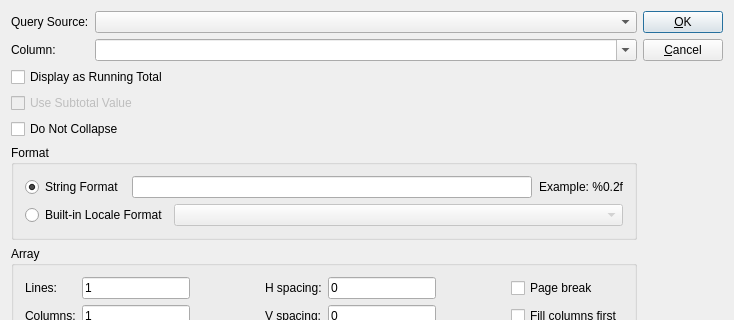
Old version of the form OpenRPT/wrtembed/fieldeditor.ui in the repository mmicr001/openrpt; both pictures show x 0 to 734 and y 0 to 320 of the 734 by 760 pixel window.
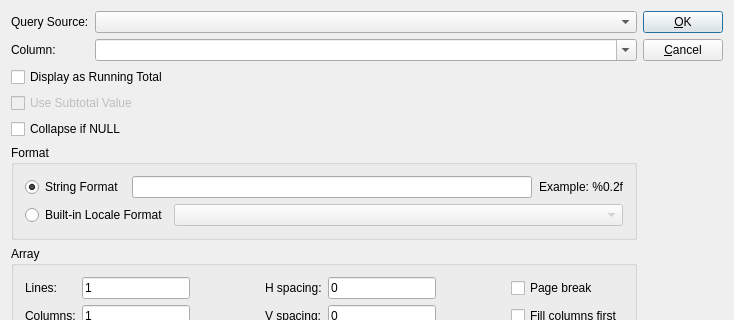
New version of the form. Custom widgets are drawn as their Qt base class.

Patch:
```diff
--- a/OpenRPT/wrtembed/fieldeditor.ui
+++ b/OpenRPT/wrtembed/fieldeditor.ui
@@ -120,7 +120,7 @@
         <string>&lt;html&gt;&lt;head/&gt;&lt;body&gt;&lt;p&gt;If the field returns NULL do not reclaaim the space&lt;/p&gt;&lt;/body&gt;&lt;/html&gt;</string>
        </property>
        <property name="text">
-        <string>Do Not Collapse</string>
+        <string>Collapse if NULL</string>
        </property>
       </widget>
      </item>
```
Left out of the diff: 4 changed lines with no effect on the pictures.
